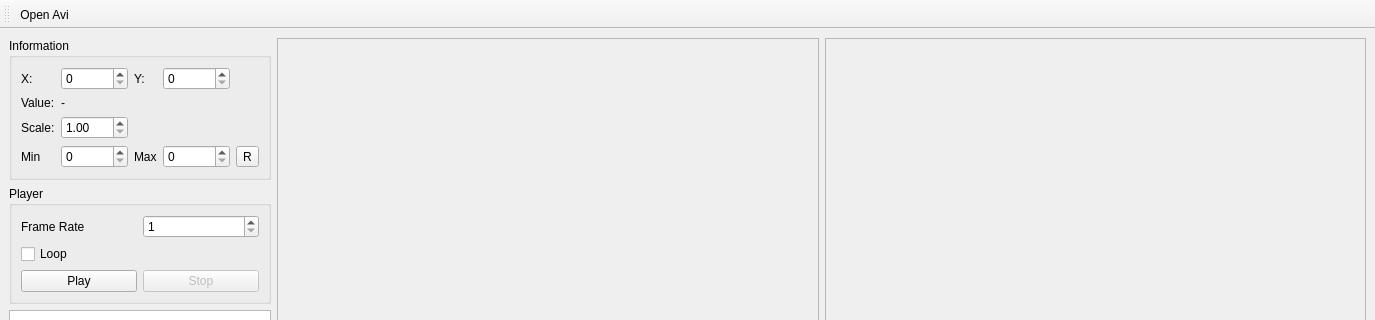
Old version of the form src/mainwindow.ui in the repository hankarun/irReaderOpenCv; both pictures show x 0 to 1375 and y 0 to 320 of the 1375 by 605 pixel window.
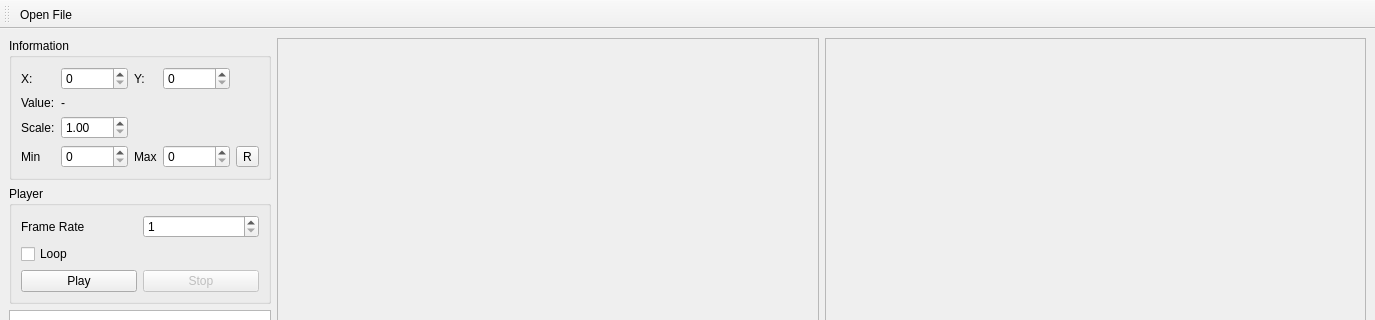
New version of the form.

Commit message: Fix value calculation.

What changed in the file:
```diff
--- a/src/mainwindow.ui
+++ b/src/mainwindow.ui
@@ -234,7 +234,7 @@
   </widget>
   <action name="actionOpen">
    <property name="text">
-    <string>Open Avi</string>
+    <string>Open File</string>
    </property>
   </action>
  </widget>
```
The commit also changes 2 other files.
